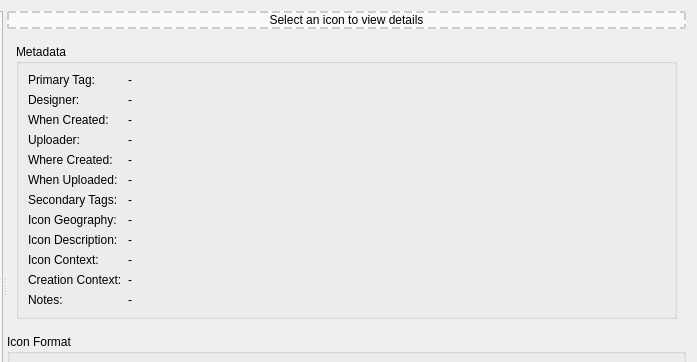
su-cartography/QGIS-icon-plugin, file map_icons_dialog_base.ui: the form before one commit; both pictures show x 103 to 800 and y 0 to 362 of the 800 by 600 pixel window.
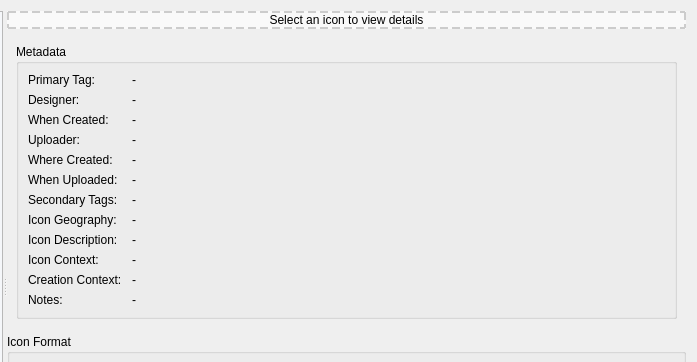
The form after the commit.

Commit message:
Fix metadata panel text overlap and layout
Fixes #22

Updates metadata form layout so long fields wrap correctly, use the full panel width, and keep consistent row spacing. Fixes overlapping/clipped text.

The edit to the form file:
```diff
--- a/map_icons_dialog_base.ui
+++ b/map_icons_dialog_base.ui
@@ -102,14 +102,6 @@
           <enum>QFrame::NoFrame</enum>
          </property>
          <widget class="QWidget" name="metadataScrollContents">
-          <property name="geometry">
-           <rect>
-            <x>0</x>
-            <y>0</y>
-            <width>350</width>
-            <height>600</height>
-           </rect>
-          </property>
           <layout class="QVBoxLayout" name="metadataScrollLayout">
            <item>
             <widget class="QGroupBox" name="metadataGroup">
@@ -120,6 +112,12 @@
           <property name="fieldGrowthPolicy">
            <enum>QFormLayout::AllNonFixedFieldsGrow</enum>
           </property>
+          <property name="verticalSpacing">
+           <number>6</number>
+          </property>
+          <property name="horizontalSpacing">
+           <number>10</number>
+          </property>
           <property name="labelAlignment">
            <set>Qt::AlignLeft|Qt::AlignTop</set>
           </property>
@@ -138,6 +136,18 @@
             <property name="text">
              <string>-</string>
             </property>
+            <property name="wordWrap">
+             <bool>true</bool>
+            </property>
+            <property name="alignment">
+             <set>Qt::AlignLeft|Qt::AlignTop</set>
+            </property>
+            <property name="sizePolicy">
+             <sizepolicy hsizetype="Expanding" vsizetype="Preferred">
+              <horstretch>1</horstretch>
+              <verstretch>0</verstretch>
+             </sizepolicy>
+            </property>
            </widget>
           </item>
           <item row="1" column="0">
@@ -152,6 +162,18 @@
             <property name="text">
              <string>-</string>
             </property>
+            <property name="wordWrap">
+             <bool>true</bool>
+            </property>
+            <property name="alignment">
+             <set>Qt::AlignLeft|Qt::AlignTop</set>
+            </property>
+            <property name="sizePolicy">
+             <sizepolicy hsizetype="Expanding" vsizetype="Preferred">
+              <horstretch>1</horstretch>
+              <verstretch>0</verstretch>
+             </sizepolicy>
+            </property>
            </widget>
           </item>
           <item row="2" column="0">
@@ -166,6 +188,18 @@
             <property name="text">
              <string>-</string>
             </property>
+            <property name="wordWrap">
+             <bool>true</bool>
+            </property>
+            <property name="alignment">
+             <set>Qt::AlignLeft|Qt::AlignTop</set>
+            </property>
+            <property name="sizePolicy">
+             <sizepolicy hsizetype="Expanding" vsizetype="Preferred">
+              <horstretch>1</horstretch>
+              <verstretch>0</verstretch>
+             </sizepolicy>
+            </property>
            </widget>
           </item>
           <item row="3" column="0">
@@ -180,6 +214,18 @@
             <property name="text">
              <string>-</string>
             </property>
+            <property name="wordWrap">
+             <bool>true</bool>
+            </property>
+            <property name="alignment">
+             <set>Qt::AlignLeft|Qt::AlignTop</set>
+            </property>
+            <property name="sizePolicy">
+             <sizepolicy hsizetype="Expanding" vsizetype="Preferred">
+              <horstretch>1</horstretch>
+              <verstretch>0</verstretch>
+             </sizepolicy>
+            </property>
            </widget>
           </item>
           <item row="4" column="0">
@@ -194,6 +240,18 @@
             <property name="text">
              <string>-</string>
             </property>
+            <property name="wordWrap">
+             <bool>true</bool>
+            </property>
+            <property name="alignment">
+             <set>Qt::AlignLeft|Qt::AlignTop</set>
+            </property>
+            <property name="sizePolicy">
+             <sizepolicy hsizetype="Expanding" vsizetype="Preferred">
+              <horstretch>1</horstretch>
+              <verstretch>0</verstretch>
+             </sizepolicy>
+            </property>
            </widget>
           </item>
           <item row="5" column="0">
@@ -208,6 +266,18 @@
             <property name="text">
              <string>-</string>
             </property>
+            <property name="wordWrap">
+             <bool>true</bool>
+            </property>
+            <property name="alignment">
+             <set>Qt::AlignLeft|Qt::AlignTop</set>
+            </property>
+            <property name="sizePolicy">
+             <sizepolicy hsizetype="Expanding" vsizetype="Preferred">
+              <horstretch>1</horstretch>
+              <verstretch>0</verstretch>
+             </sizepolicy>
+            </property>
            </widget>
           </item>
           <item row="6" column="0">
```
The commit also changes 1 other file.
